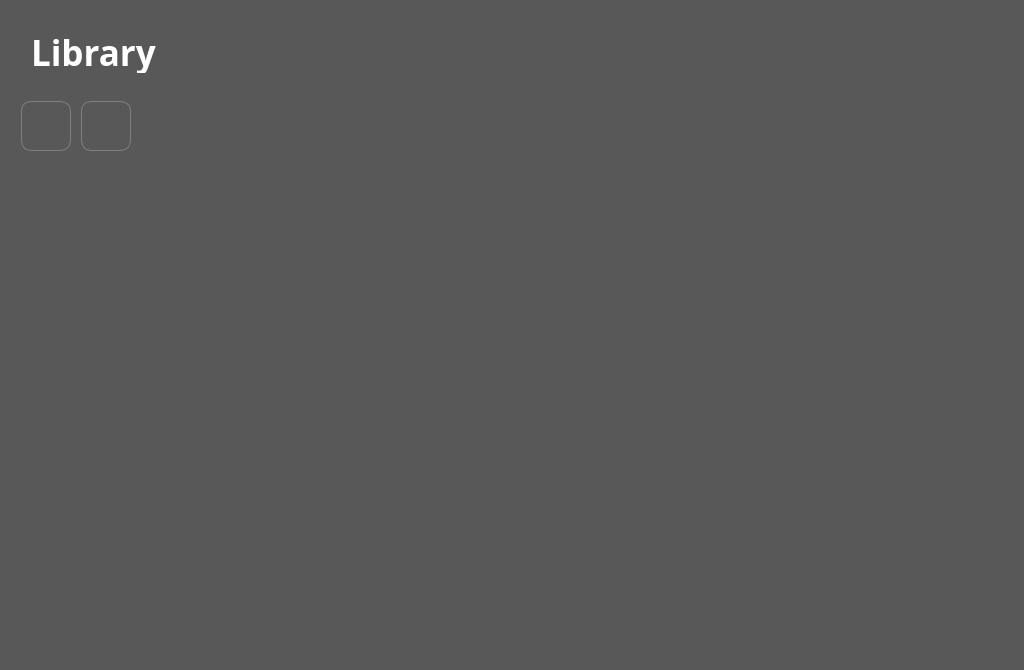
The window that Game Launcher/GameLauncher.ui (startergate/The-Intersection) describes before a commit, drawn with Qt 5.
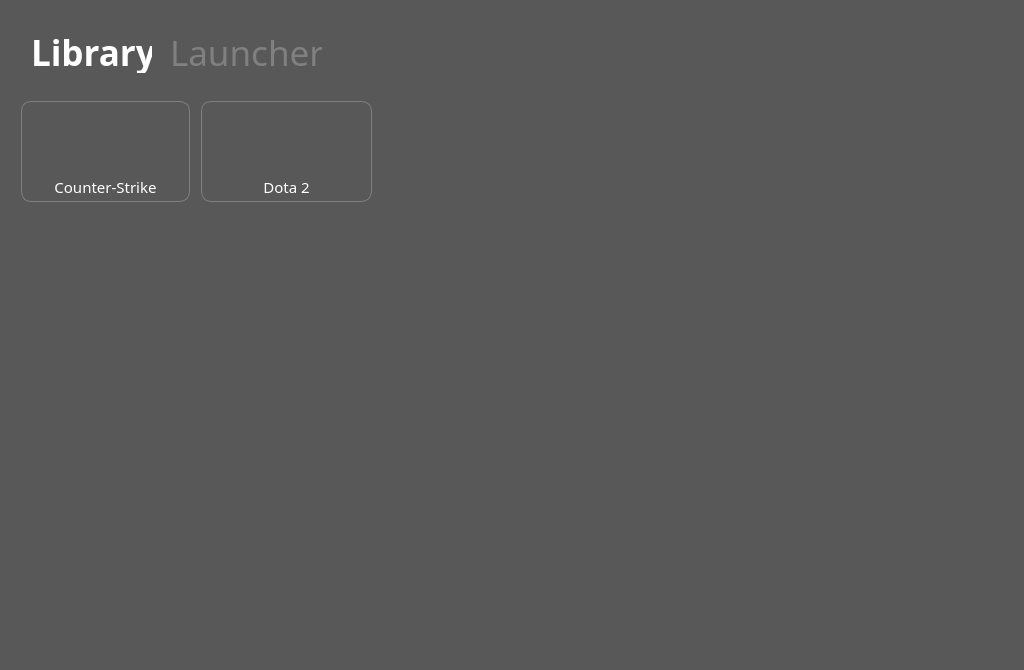
The same window after the commit. The open tabs and pages were chosen to show the change. Icons and pictures are not drawn.

Commit message: UI 만드는 중

```diff
--- a/Game Launcher/GameLauncher.ui
+++ b/Game Launcher/GameLauncher.ui
@@ -32,7 +32,7 @@
          <rect>
           <x>0</x>
           <y>10</y>
-          <width>1006</width>
+          <width>151</width>
           <height>62</height>
          </rect>
         </property>
@@ -84,10 +84,16 @@
            <rect>
             <x>10</x>
             <y>10</y>
-            <width>50</width>
-            <height>50</height>
+            <width>169</width>
+            <height>101</height>
            </rect>
           </property>
+          <property name="font">
+           <font>
+            <family>Noto Sans KR Light</family>
+            <pointsize>11</pointsize>
+           </font>
+          </property>
           <property name="accessibleName">
            <string>Counter-Strike</string>
           </property>
@@ -99,21 +105,27 @@
 border-radius: 10px;
 background-image: url(&quot;GameThumbnail/10.jpg&quot;);
 background-repeat: no-repeat;
-background-position: center;</string>
+background-position: center; color: white; padding-top: 70px;</string>
           </property>
           <property name="text">
-           <string/>
+           <string>Counter-Strike</string>
           </property>
          </widget>
          <widget class="QPushButton" name="game20">
           <property name="geometry">
            <rect>
-            <x>70</x>
+            <x>190</x>
             <y>10</y>
-            <width>50</width>
-            <height>50</height>
+            <width>171</width>
+            <height>101</height>
            </rect>
           </property>
+          <property name="font">
+           <font>
+            <family>Noto Sans KR Light</family>
+            <pointsize>11</pointsize>
+           </font>
+          </property>
           <property name="accessibleName">
            <string>Counter-Strike</string>
           </property>
@@ -125,14 +137,39 @@
 border-radius: 10px;
 background-image: url(&quot;GameThumbnail/570.jpg&quot;);
 background-repeat: no-repeat;
-background-position: center;</string>
+background-position: center; color: white; padding-top: 70px;</string>
           </property>
           <property name="text">
-           <string/>
+           <string>Dota 2</string>
           </property>
          </widget>
         </widget>
        </widget>
+       <widget class="QLabel" name="libraryLauncherTitle">
+        <property name="geometry">
+         <rect>
+          <x>140</x>
+          <y>10</y>
+          <width>181</width>
+          <height>62</height>
+         </rect>
+        </property>
+        <property name="font">
+         <font>
+          <family>Avenir LT 35 Light</family>
+          <pointsize>26</pointsize>
+          <weight>50</weight>
+          <bold>false</bold>
+         </font>
+        </property>
+        <property name="styleSheet">
+         <string notr="true">color: rgb(128, 128, 128);
+margin: 10px;</string>
+        </property>
+        <property name="text">
+         <string>Launcher</string>
+        </property>
+       </widget>
       </widget>
       <widget class="QWidget" name="page_2">
        <widget class="QLabel" name="gameInfoName">
```
Left out of the diff: 60 changed lines with no effect on the pictures. The commit also changes 1 other file.
